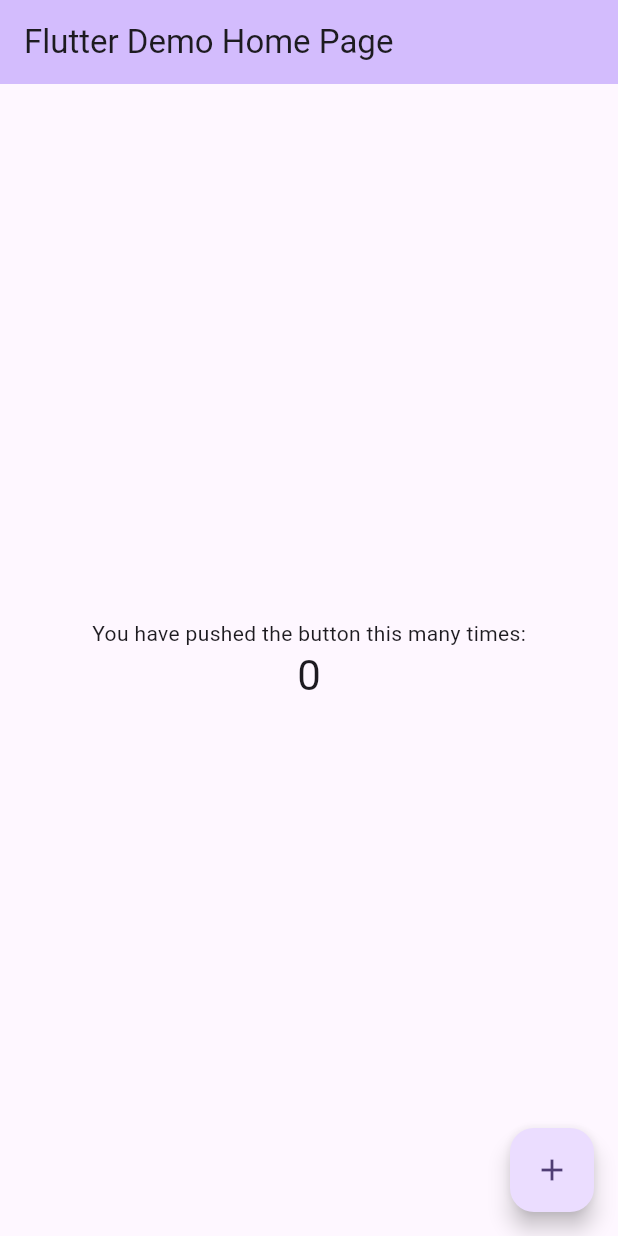
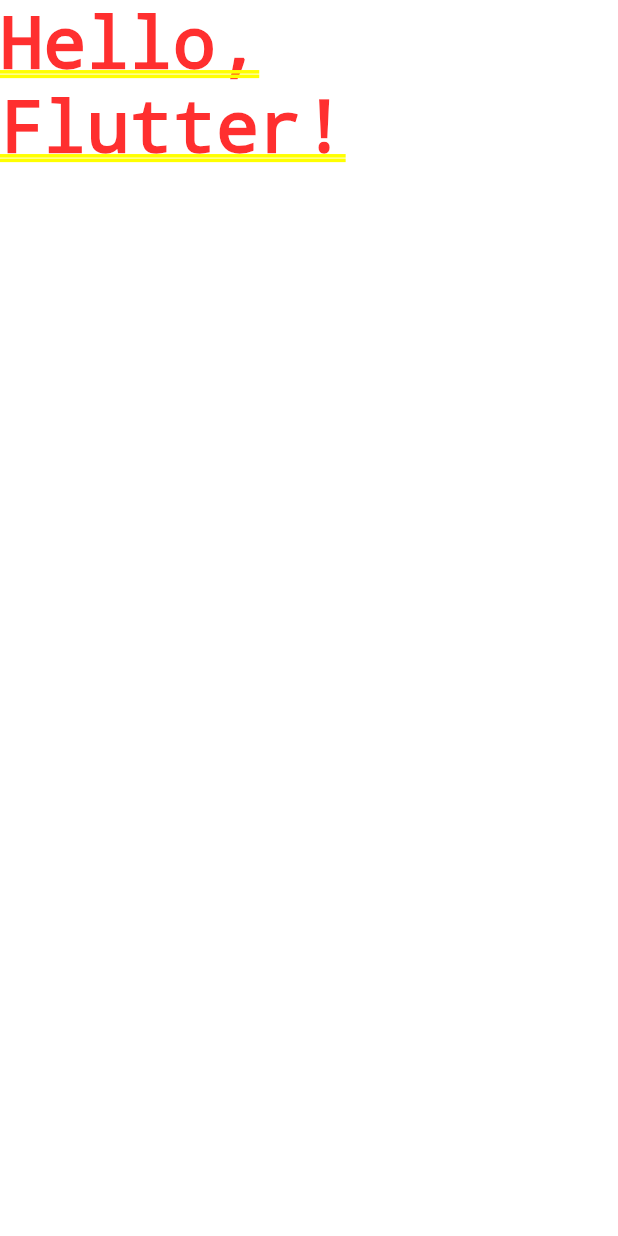
Before and after one commit to HoTienQuoc/flutter_practical, a Flutter app: the screen it shows after launch, on a phone screen of 412 x 824 dp. Run offline on Flutter 3.47's test engine with Material 3 defaults, Android fonts, the phone set to English and light mode, and no system bars.

```diff
--- a/flutter_application/lib/main.dart
+++ b/flutter_application/lib/main.dart
@@ -1,122 +1,5 @@
 import 'package:flutter/material.dart';
 
 void main() {
-  runApp(const MyApp());
+  runApp(MaterialApp(home: const Text("Hello, Flutter!")));
 }
-
-class MyApp extends StatelessWidget {
-  const MyApp({super.key});
-
-  // This widget is the root of your application.
-  @override
-  Widget build(BuildContext context) {
-    return MaterialApp(
-      title: 'Flutter Demo',
-      theme: ThemeData(
-        // This is the theme of your application.
-        //
-        // TRY THIS: Try running your application with "flutter run". You'll see
-        // the application has a purple toolbar. Then, without quitting the app,
-        // try changing the seedColor in the colorScheme below to Colors.green
-        // and then invoke "hot reload" (save your changes or press the "hot
-        // reload" button in a Flutter-supported IDE, or press "r" if you used
-        // the command line to start the app).
-        //
-        // Notice that the counter didn't reset back to zero; the application
-        // state is not lost during the reload. To reset the state, use hot
-        // restart instead.
-        //
-        // This works for code too, not just values: Most code changes can be
-        // tested with just a hot reload.
-        colorScheme: .fromSeed(seedColor: Colors.deepPurple),
-      ),
-      home: const MyHomePage(title: 'Flutter Demo Home Page'),
-    );
-  }
-}
-
-class MyHomePage extends StatefulWidget {
-  const MyHomePage({super.key, required this.title});
-
-  // This widget is the home page of your application. It is stateful, meaning
-  // that it has a State object (defined below) that contains fields that affect
-  // how it looks.
-
-  // This class is the configuration for the state. It holds the values (in this
-  // case the title) provided by the parent (in this case the App widget) and
-  // used by the build method of the State. Fields in a Widget subclass are
-  // always marked "final".
-
-  final String title;
-
-  @override
-  State<MyHomePage> createState() => _MyHomePageState();
-}
-
-class _MyHomePageState extends State<MyHomePage> {
-  int _counter = 0;
-
-  void _incrementCounter() {
-    setState(() {
-      // This call to setState tells the Flutter framework that something has
-      // changed in this State, which causes it to rerun the build method below
-      // so that the display can reflect the updated values. If we changed
-      // _counter without calling setState(), then the build method would not be
-      // called again, and so nothing would appear to happen.
-      _counter++;
-    });
-  }
-
-  @override
-  Widget build(BuildContext context) {
-    // This method is rerun every time setState is called, for instance as done
-    // by the _incrementCounter method above.
-    //
-    // The Flutter framework has been optimized to make rerunning build methods
-    // fast, so that you can just rebuild anything that needs updating rather
-    // than having to individually change instances of widgets.
-    return Scaffold(
-      appBar: AppBar(
-        // TRY THIS: Try changing the color here to a specific color (to
-        // Colors.amber, perhaps?) and trigger a hot reload to see the AppBar
-        // change color while the other colors stay the same.
-        backgroundColor: Theme.of(context).colorScheme.inversePrimary,
-        // Here we take the value from the MyHomePage object that was created by
-        // the App.build method, and use it to set our appbar title.
-        title: Text(widget.title),
-      ),
-      body: Center(
-        // Center is a layout widget. It takes a single child and positions it
-        // in the middle of the parent.
-        child: Column(
-          // Column is also a layout widget. It takes a list of children and
-          // arranges them vertically. By default, it sizes itself to fit its
-          // children horizontally, and tries to be as tall as its parent.
-          //
-          // Column has various properties to control how it sizes itself and
-          // how it positions its children. Here we use mainAxisAlignment to
-          // center the children vertically; the main axis here is the vertical
-          // axis because Columns are vertical (the cross axis would be
-          // horizontal).
-          //
-          // TRY THIS: Invoke "debug painting" (choose the "Toggle Debug Paint"
-          // action in the IDE, or press "p" in the console), to see the
-          // wireframe for each widget.
-          mainAxisAlignment: .center,
-          children: [
-            const Text('You have pushed the button this many times:'),
-            Text(
-              '$_counter',
-              style: Theme.of(context).textTheme.headlineMedium,
-            ),
-          ],
-        ),
-      ),
-      floatingActionButton: FloatingActionButton(
-        onPressed: _incrementCounter,
-        tooltip: 'Increment',
-        child: const Icon(Icons.add),
-      ),
-    );
-  }
-}
```
Also changed, not shown: 1 other file.
